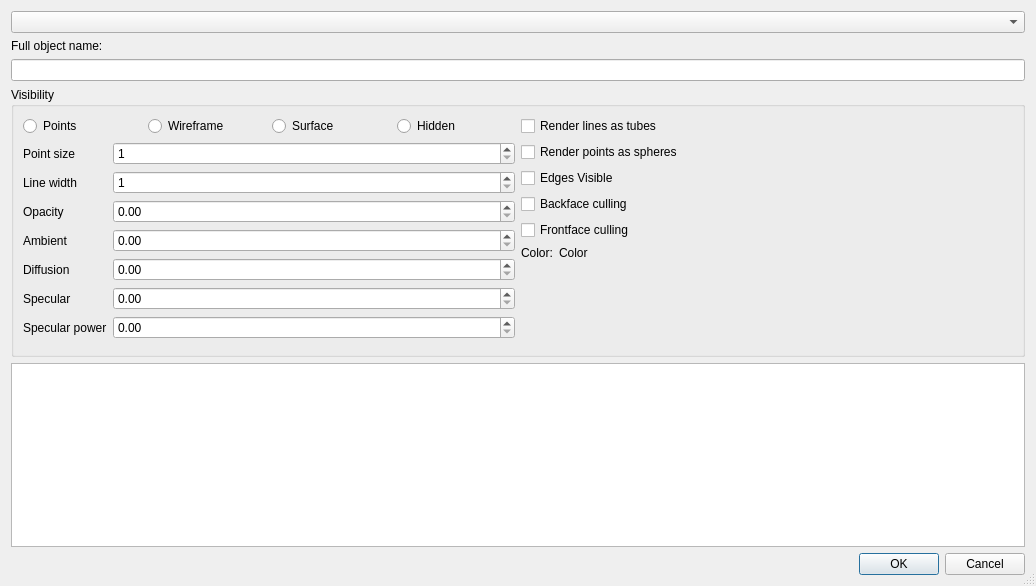
Before: the Qt Designer form forms/objectpropertiesdlg.ui in RasmusRPaulsen/Sumatra, drawn with Qt 5.
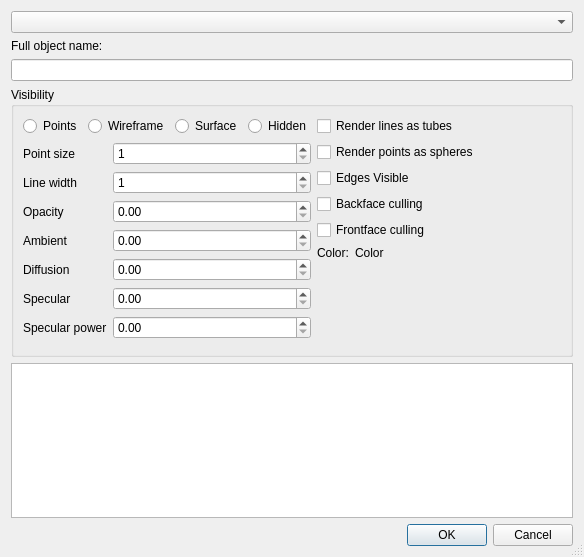
After: the same form once the commit is applied.

```diff
--- a/forms/objectpropertiesdlg.ui
+++ b/forms/objectpropertiesdlg.ui
@@ -6,8 +6,8 @@
    <rect>
     <x>0</x>
     <y>0</y>
-    <width>1036</width>
-    <height>586</height>
+    <width>584</width>
+    <height>557</height>
    </rect>
   </property>
   <property name="windowTitle">
@@ -157,16 +157,16 @@
           </property>
          </widget>
         </item>
-        <item row="7" column="0">
+        <item row="6" column="1">
+         <widget class="QDoubleSpinBox" name="SpecularPowerSpin"/>
+        </item>
+        <item row="6" column="0">
          <widget class="QLabel" name="label_9">
           <property name="text">
            <string>Specular power</string>
           </property>
          </widget>
         </item>
-        <item row="7" column="1">
-         <widget class="QDoubleSpinBox" name="SpecularPowerSpin"/>
-        </item>
        </layout>
       </item>
       <item row="1" column="0">
```
